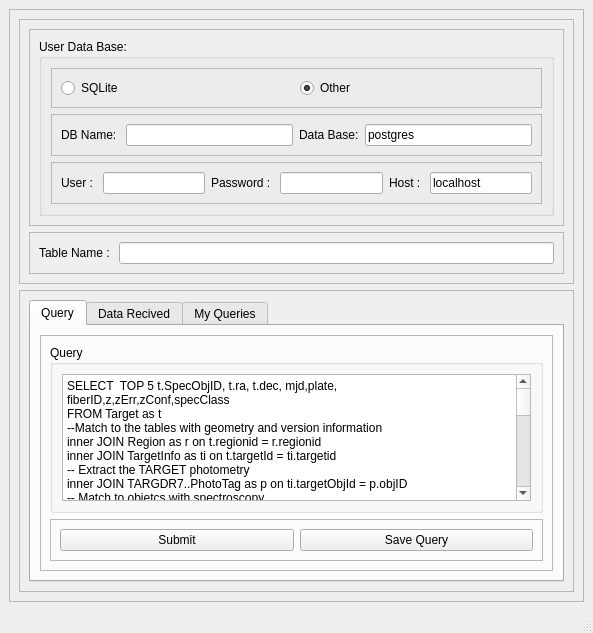
duducosmos/skyquery, file skyquery.ui: the form before one commit.
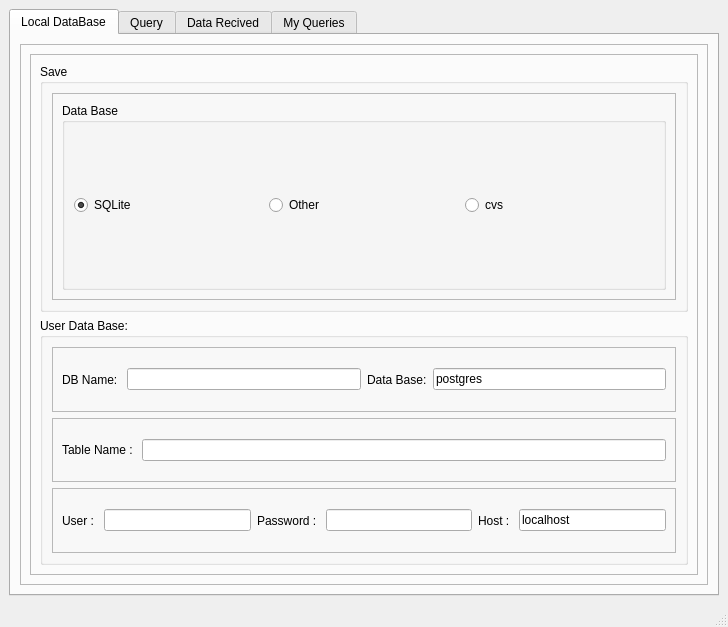
The form after the commit. Icons and pictures are not drawn.

```diff
--- a/skyquery.ui
+++ b/skyquery.ui
@@ -6,24 +6,29 @@
    <rect>
     <x>0</x>
     <y>0</y>
-    <width>593</width>
-    <height>633</height>
+    <width>728</width>
+    <height>627</height>
    </rect>
   </property>
   <property name="windowTitle">
    <string>SkyQuery</string>
   </property>
+  <property name="windowIcon">
+   <iconset>
+    <normaloff>SkyQuery.ico</normaloff>SkyQuery.ico</iconset>
+  </property>
   <widget class="QWidget" name="centralwidget">
    <layout class="QVBoxLayout" name="verticalLayout">
     <item>
-     <widget class="QFrame" name="frame">
-      <property name="frameShape">
-       <enum>QFrame::StyledPanel</enum>
+     <widget class="QTabWidget" name="tabWidget">
+      <property name="currentIndex">
+       <number>0</number>
       </property>
-      <property name="frameShadow">
-       <enum>QFrame::Raised</enum>
-      </property>
-      <layout class="QVBoxLayout" name="verticalLayout_2">
+      <widget class="QWidget" name="tab">
+       <attribute name="title">
+        <string>Local DataBase</string>
+       </attribute>
+       <layout class="QVBoxLayout" name="verticalLayout_15">
        <item>
         <widget class="QFrame" name="frame_4">
          <property name="frameShape">
@@ -43,11 +48,11 @@
             </property>
             <layout class="QVBoxLayout" name="verticalLayout_4">
              <item>
-              <widget class="QGroupBox" name="groupBox">
+               <widget class="QGroupBox" name="groupBox_5">
                <property name="title">
-                <string>User Data Base:</string>
-               </property>
-               <layout class="QVBoxLayout" name="verticalLayout_5">
+                 <string>Save</string>
+                </property>
+                <layout class="QVBoxLayout" name="verticalLayout_2">
                 <item>
                  <widget class="QFrame" name="frame_9">
                   <property name="frameShape">
@@ -58,28 +63,59 @@
                   </property>
                   <layout class="QHBoxLayout" name="horizontalLayout_4">
                    <item>
+                     <widget class="QGroupBox" name="groupBox_6">
+                      <property name="title">
+                       <string>Data Base</string>
+                      </property>
+                      <layout class="QHBoxLayout" name="horizontalLayout">
+                       <item>
                     <widget class="QRadioButton" name="radioButton">
                      <property name="text">
                       <string>SQLite</string>
                      </property>
                      <property name="checked">
-                      <bool>false</bool>
+                          <bool>true</bool>
                      </property>
                     </widget>
                    </item>
                    <item>
                     <widget class="QRadioButton" name="radioButton_2">
+                         <property name="toolTip">
+                          <string>&lt;html&gt;&lt;head/&gt;&lt;body&gt;&lt;p&gt;Another type of Data Base like mysql&lt;/p&gt;&lt;/body&gt;&lt;/html&gt;</string>
+                         </property>
                      <property name="text">
                       <string>Other</string>
                      </property>
                      <property name="checked">
-                      <bool>true</bool>
+                          <bool>false</bool>
                      </property>
                     </widget>
                    </item>
+                       <item>
+                        <widget class="QRadioButton" name="radioButton_3">
+                         <property name="toolTip">
+                          <string>&lt;html&gt;&lt;head/&gt;&lt;body&gt;&lt;p&gt;Save data in a cvs file&lt;/p&gt;&lt;/body&gt;&lt;/html&gt;</string>
+                         </property>
+                         <property name="text">
+                          <string>cvs</string>
+                         </property>
+                        </widget>
+                       </item>
                   </layout>
                  </widget>
                 </item>
+                   </layout>
+                  </widget>
+                 </item>
+                </layout>
+               </widget>
+              </item>
+              <item>
+               <widget class="QGroupBox" name="groupBox">
+                <property name="title">
+                 <string>User Data Base:</string>
+                </property>
+                <layout class="QVBoxLayout" name="verticalLayout_5">
                 <item>
                  <widget class="QFrame" name="frame_10">
                   <property name="frameShape">
@@ -123,6 +159,28 @@
                   </layout>
                  </widget>
                 </item>
+                 <item>
+                  <widget class="QFrame" name="frame">
+                   <property name="frameShape">
+                    <enum>QFrame::StyledPanel</enum>
+                   </property>
+                   <property name="frameShadow">
+                    <enum>QFrame::Raised</enum>
+                   </property>
+                   <layout class="QHBoxLayout" name="horizontalLayout_9">
+                    <item>
+                     <widget class="QLabel" name="label">
+                      <property name="text">
+                       <string>Table Name : </string>
+                      </property>
+                     </widget>
+                    </item>
+                    <item>
+                     <widget class="QLineEdit" name="lineEdit"/>
+                    </item>
+                   </layout>
+                  </widget>
+                 </item>
                 <item>
                  <widget class="QFrame" name="frame_11">
                   <property name="frameShape">
@@ -182,45 +240,11 @@
             </layout>
            </widget>
           </item>
-          <item>
-           <widget class="QFrame" name="frame_6">
-            <property name="frameShape">
-             <enum>QFrame::StyledPanel</enum>
-            </property>
-            <property name="frameShadow">
-             <enum>QFrame::Raised</enum>
-            </property>
-            <layout class="QHBoxLayout" name="horizontalLayout">
-             <item>
-              <widget class="QLabel" name="label">
-               <property name="text">
-                <string>Table Name : </string>
-               </property>
-              </widget>
-             </item>
-             <item>
-              <widget class="QLineEdit" name="lineEdit"/>
-             </item>
             </layout>
            </widget>
           </item>
          </layout>
         </widget>
-       </item>
-       <item>
-        <widget class="QFrame" name="frame_2">
-         <property name="frameShape">
-          <enum>QFrame::StyledPanel</enum>
-         </property>
-         <property name="frameShadow">
-          <enum>QFrame::Raised</enum>
-         </property>
-         <layout class="QGridLayout" name="gridLayout_2">
-          <item row="0" column="0">
-           <widget class="QTabWidget" name="tabWidget">
-            <property name="currentIndex">
-             <number>0</number>
-            </property>
             <widget class="QWidget" name="tab_3">
              <attribute name="title">
               <string>Query</string>
@@ -386,8 +410,8 @@
                   <rect>
                    <x>0</x>
                    <y>0</y>
-                   <width>511</width>
-                   <height>192</height>
+             <width>686</width>
+             <height>534</height>
                   </rect>
                  </property>
                  <layout class="QHBoxLayout" name="horizontalLayout_7">
@@ -420,40 +444,43 @@
                       <widget class="QTextEdit" name="textEdit_2"/>
                      </item>
                      <item>
+                <widget class="QFrame" name="frame_14">
+                 <property name="frameShape">
+                  <enum>QFrame::StyledPanel</enum>
+                 </property>
+                 <property name="frameShadow">
+                  <enum>QFrame::Raised</enum>
+                 </property>
+                 <layout class="QHBoxLayout" name="horizontalLayout_8">
+                  <item>
                       <widget class="QPushButton" name="pushButton_4">
                        <property name="text">
                         <string>Submit Query</string>
                        </property>
                       </widget>
                      </item>
-                    </layout>
-                   </widget>
-                  </item>
-                 </layout>
-                </widget>
-               </widget>
-              </item>
-             </layout>
-            </widget>
-           </widget>
-          </item>
-         </layout>
-        </widget>
-       </item>
-      </layout>
-     </widget>
-    </item>
-   </layout>
-  </widget>
-  <widget class="QMenuBar" name="menubar">
-   <property name="geometry">
-    <rect>
-     <x>0</x>
-     <y>0</y>
-     <width>593</width>
-     <height>25</height>
-    </rect>
-   </property>
+                  <item>
+                   <widget class="QPushButton" name="pushButton_6">
+                    <property name="text">
+                     <string>Delete Query From DB</string>
+                    </property>
+                   </widget>
+                  </item>
+                 </layout>
+                </widget>
+               </item>
+              </layout>
+             </widget>
+            </item>
+           </layout>
+          </widget>
+         </widget>
+        </item>
+       </layout>
+      </widget>
+     </widget>
+    </item>
+   </layout>
   </widget>
   <widget class="QStatusBar" name="statusbar"/>
  </widget>
```
Lines whose indentation alone changed are shown as unchanged.
